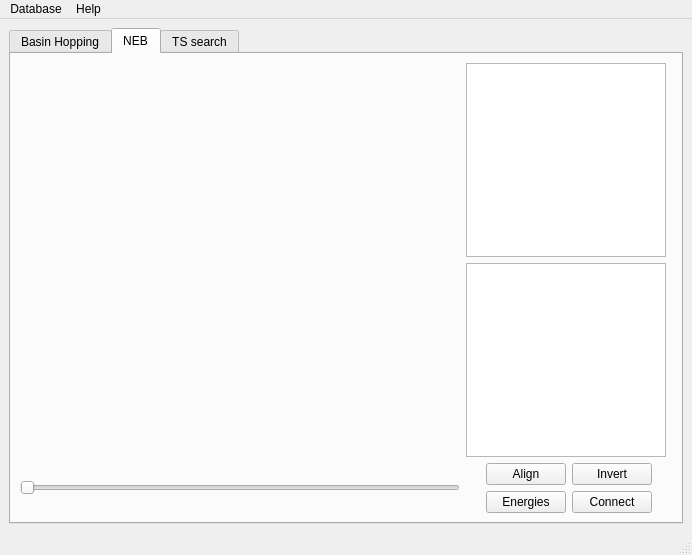
This is pygmin/gui/MainWindow.ui in pele-python/pele as Qt 5 draws it before an edit. The edited form follows.
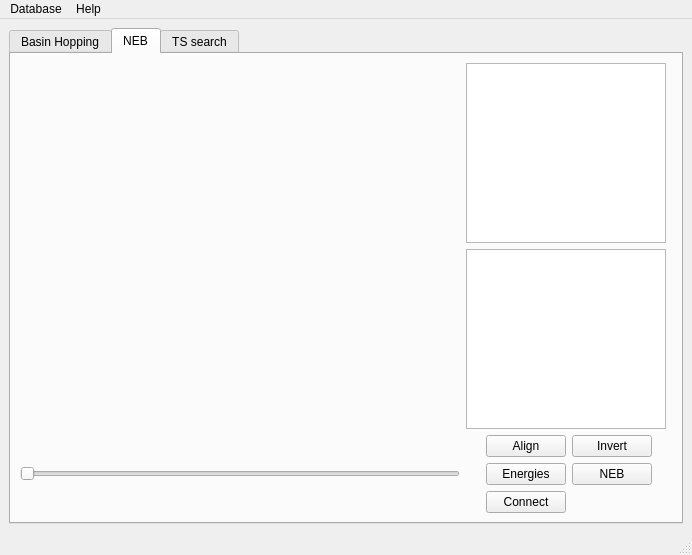
This is the edited form. The open tabs and pages were chosen to show the change. Custom widgets are drawn as their Qt base class.

Commit message: Add double ended connect to gui

```diff
--- a/pygmin/gui/MainWindow.ui
+++ b/pygmin/gui/MainWindow.ui
@@ -173,7 +173,7 @@
            </widget>
           </item>
           <item row="2" column="1">
-           <widget class="QPushButton" name="btnConnect">
+           <widget class="QPushButton" name="btnNEB">
             <property name="sizePolicy">
              <sizepolicy hsizetype="Maximum" vsizetype="Fixed">
               <horstretch>0</horstretch>
@@ -187,7 +187,7 @@
              </size>
             </property>
             <property name="text">
-             <string>Connect</string>
+             <string>NEB</string>
             </property>
            </widget>
           </item>
@@ -198,6 +198,13 @@
             </property>
            </widget>
           </item>
+          <item row="3" column="0">
+           <widget class="QPushButton" name="btnConnect">
+            <property name="text">
+             <string>Connect</string>
+            </property>
+           </widget>
+          </item>
          </layout>
         </item>
         <item row="1" column="0">
```
Left out of the diff: 58 changed lines with no effect on the pictures. The commit also changes 4 other files.
